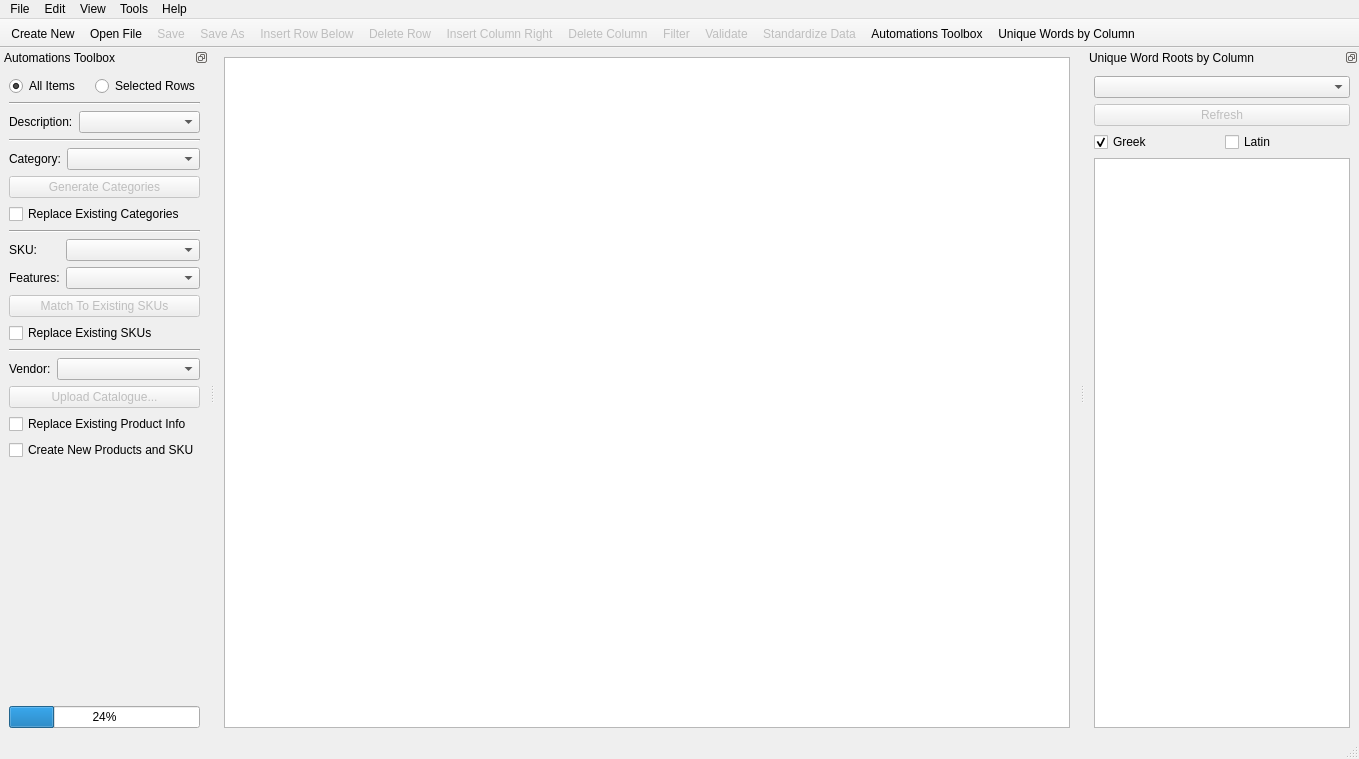
First picture: the form in views/main_window.ui, repository ivezakis/FnBCatalogueEditor, before the edit.
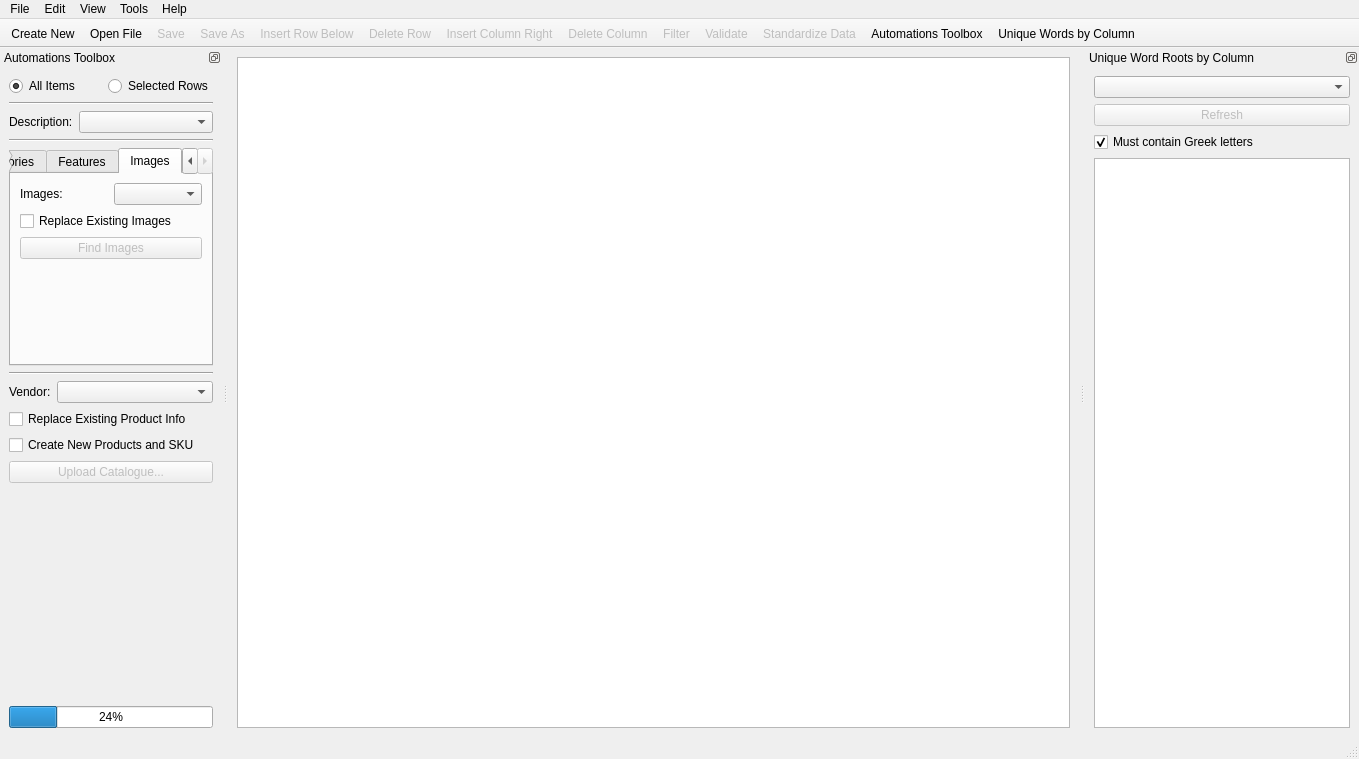
Second picture: the form after the edit. The open tabs and pages were chosen to show the change. Icons and pictures are not drawn.

Commit message: Add ability to auto-download product images w/ DDG

```diff
--- a/views/main_window.ui
+++ b/views/main_window.ui
@@ -2,6 +2,9 @@
 <ui version="4.0">
  <class>MainWindow</class>
  <widget class="QMainWindow" name="MainWindow">
+  <property name="enabled">
+   <bool>true</bool>
+  </property>
   <property name="geometry">
    <rect>
     <x>0</x>
@@ -274,8 +277,21 @@
       </widget>
      </item>
      <item>
-      <layout class="QFormLayout" name="formLayout_4">
-       <item row="0" column="0">
+      <widget class="QTabWidget" name="tabWidget">
+       <property name="enabled">
+        <bool>true</bool>
+       </property>
+       <property name="currentIndex">
+        <number>0</number>
+       </property>
+       <widget class="QWidget" name="tab">
+        <attribute name="title">
+         <string>Categories</string>
+        </attribute>
+        <layout class="QVBoxLayout" name="verticalLayout_3">
+         <item>
+          <layout class="QHBoxLayout" name="horizontalLayout_4">
+           <item>
         <widget class="QLabel" name="label_5">
          <property name="enabled">
           <bool>true</bool>
@@ -285,7 +301,7 @@
          </property>
         </widget>
        </item>
-       <item row="0" column="1">
+           <item>
         <widget class="QComboBox" name="category_combo">
          <property name="enabled">
           <bool>true</bool>
@@ -303,16 +319,6 @@
        </item>
       </layout>
      </item>
-     <item>
-      <widget class="QPushButton" name="generate_cat_btn">
-       <property name="enabled">
-        <bool>false</bool>
-       </property>
-       <property name="text">
-        <string>Generate Categories</string>
-       </property>
-      </widget>
-     </item>
      <item>
       <widget class="QCheckBox" name="replace_cat_check">
        <property name="enabled">
@@ -324,14 +330,37 @@
       </widget>
      </item>
      <item>
-      <widget class="Line" name="line_3">
+          <widget class="QPushButton" name="generate_cat_btn">
+           <property name="enabled">
+            <bool>false</bool>
+           </property>
+           <property name="text">
+            <string>Generate Categories</string>
+           </property>
+          </widget>
+         </item>
+         <item>
+          <spacer name="verticalSpacer_2">
        <property name="orientation">
-        <enum>Qt::Horizontal</enum>
-       </property>
-      </widget>
-     </item>
+            <enum>Qt::Vertical</enum>
+           </property>
+           <property name="sizeHint" stdset="0">
+            <size>
+             <width>20</width>
+             <height>40</height>
+            </size>
+           </property>
+          </spacer>
+         </item>
+        </layout>
+       </widget>
+       <widget class="QWidget" name="tab_2">
+        <attribute name="title">
+         <string>Features</string>
+        </attribute>
+        <layout class="QVBoxLayout" name="verticalLayout_4">
      <item>
-      <layout class="QFormLayout" name="formLayout_3">
+          <layout class="QGridLayout" name="gridLayout">
        <item row="0" column="0">
         <widget class="QLabel" name="label_3">
          <property name="enabled">
@@ -386,16 +415,6 @@
        </item>
       </layout>
      </item>
-     <item>
-      <widget class="QPushButton" name="match_sku_btn">
-       <property name="enabled">
-        <bool>false</bool>
-       </property>
-       <property name="text">
-        <string>Match To Existing SKUs</string>
-       </property>
-      </widget>
-     </item>
      <item>
       <widget class="QCheckBox" name="replace_sku_check">
        <property name="enabled">
@@ -407,7 +426,81 @@
       </widget>
      </item>
      <item>
-      <widget class="Line" name="line">
+          <widget class="QPushButton" name="match_sku_btn">
+           <property name="enabled">
+            <bool>false</bool>
+           </property>
+           <property name="text">
+            <string>Match To Existing SKUs</string>
+           </property>
+           <property name="default">
+            <bool>false</bool>
+           </property>
+          </widget>
+         </item>
+        </layout>
+       </widget>
+       <widget class="QWidget" name="tab_3">
+        <attribute name="title">
+         <string>Images</string>
+        </attribute>
+        <layout class="QVBoxLayout" name="verticalLayout_5">
+         <item>
+          <layout class="QHBoxLayout" name="horizontalLayout_5">
+           <item>
+            <widget class="QLabel" name="label_2">
+             <property name="text">
+              <string>Images:</string>
+             </property>
+            </widget>
+           </item>
+           <item>
+            <widget class="QComboBox" name="imgs_combo"/>
+           </item>
+          </layout>
+         </item>
+         <item>
+          <widget class="QCheckBox" name="replace_imgs_check">
+           <property name="text">
+            <string>Replace Existing Images</string>
+           </property>
+          </widget>
+         </item>
+         <item>
+          <widget class="QPushButton" name="find_imgs_btn">
+           <property name="enabled">
+            <bool>false</bool>
+           </property>
+           <property name="text">
+            <string>Find Images</string>
+           </property>
+           <property name="autoDefault">
+            <bool>false</bool>
+           </property>
+           <property name="default">
+            <bool>false</bool>
+           </property>
+          </widget>
+         </item>
+         <item>
+          <spacer name="verticalSpacer_4">
+           <property name="orientation">
+            <enum>Qt::Vertical</enum>
+           </property>
+           <property name="sizeHint" stdset="0">
+            <size>
+             <width>20</width>
+             <height>40</height>
+            </size>
+           </property>
+          </spacer>
+         </item>
+        </layout>
+       </widget>
+      </widget>
+     </item>
+     <item>
+      <widget class="Line" name="line_5">
        <property name="orientation">
         <enum>Qt::Horizontal</enum>
        </property>
@@ -437,16 +530,6 @@
        </item>
       </layout>
      </item>
-     <item>
-      <widget class="QPushButton" name="upload_catalogue_btn">
-       <property name="enabled">
-        <bool>false</bool>
-       </property>
-       <property name="text">
-        <string>Upload Catalogue...</string>
-       </property>
-      </widget>
-     </item>
      <item>
       <widget class="QCheckBox" name="checkBox">
        <property name="text">
@@ -461,6 +544,16 @@
        </property>
       </widget>
      </item>
+     <item>
+      <widget class="QPushButton" name="upload_catalogue_btn">
+       <property name="enabled">
+        <bool>false</bool>
+       </property>
+       <property name="text">
+        <string>Upload Catalogue...</string>
+       </property>
+      </widget>
+     </item>
      <item>
       <spacer name="verticalSpacer">
        <property name="orientation">
@@ -514,20 +607,13 @@
        <item>
         <widget class="QCheckBox" name="findGreekCheck">
          <property name="text">
-          <string>Greek</string>
+          <string>Must contain Greek letters</string>
          </property>
          <property name="checked">
           <bool>true</bool>
          </property>
         </widget>
        </item>
-       <item>
-        <widget class="QCheckBox" name="findLatinCheck">
-         <property name="text">
-          <string>Latin</string>
-         </property>
-        </widget>
-       </item>
       </layout>
      </item>
      <item>
```
Left out of the diff: 2 changed lines with no effect on the pictures. Lines whose indentation alone changed are shown as unchanged. The commit also changes 9 other files.
